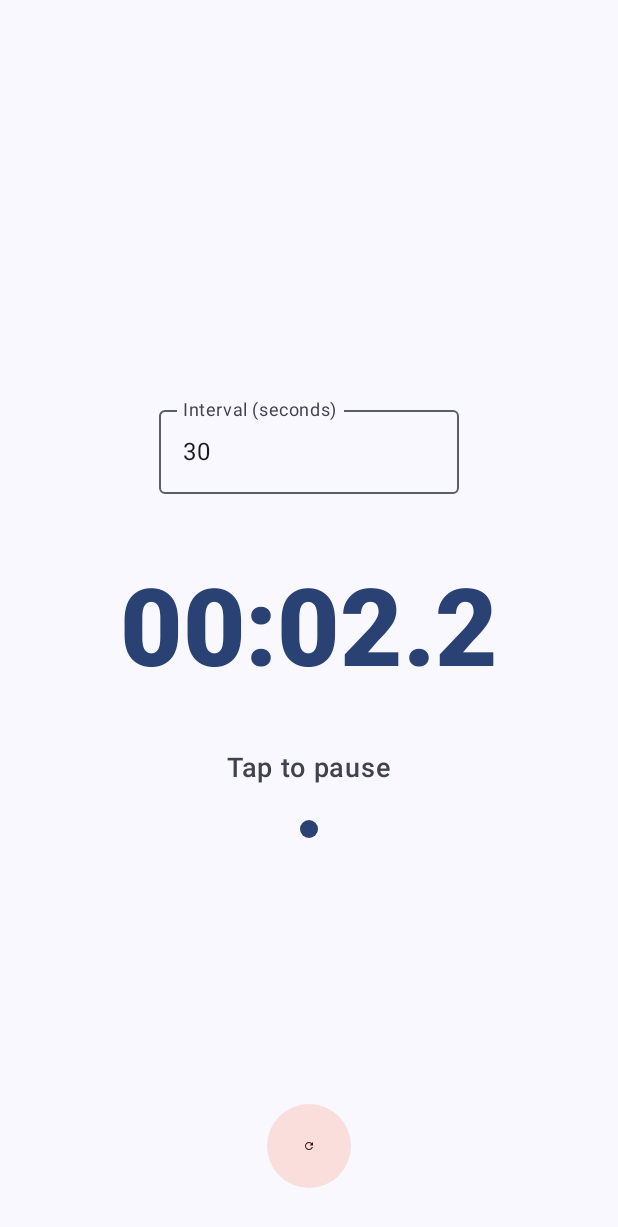
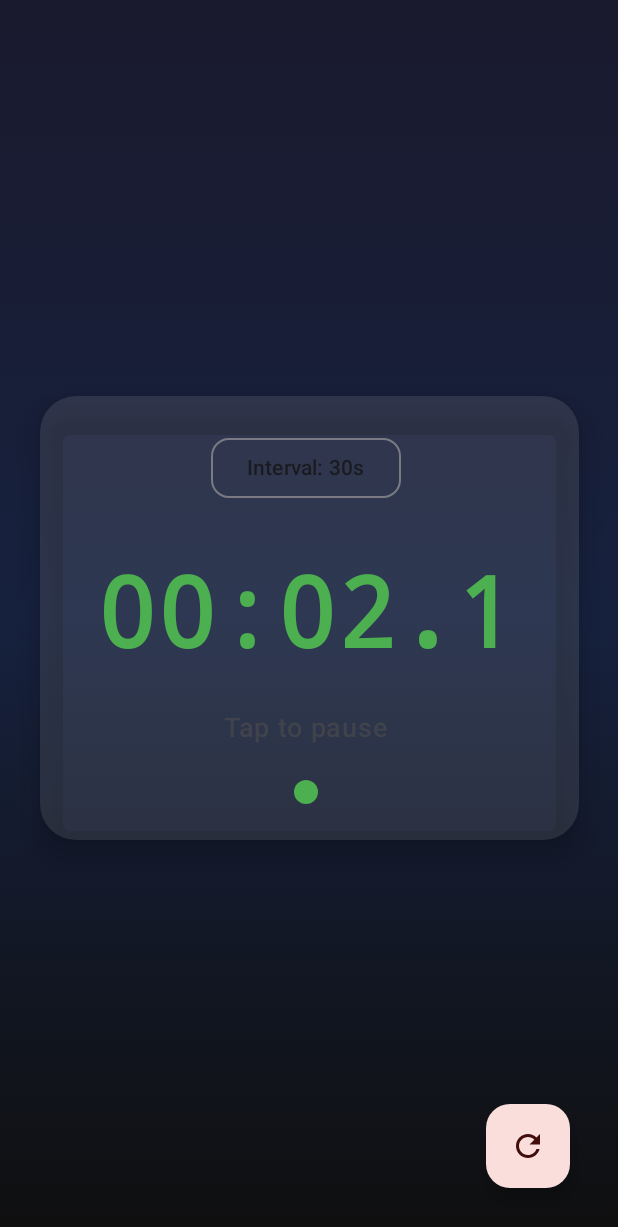
Before and after one commit to whiskybar/SimpleStopWatch, an Android app built with Jetpack Compose: the screen it shows after launch (MainActivity), after a tap on an icon or button, on a phone screen of 412 x 824 dp. Shown: the top 1227 px of the screen. Run offline under Robolectric (Android 15) with nearby library versions, the phone set to English and light mode, and no system bars.

Commit message:
better look

```diff
--- a/app/src/main/AndroidManifest.xml
+++ b/app/src/main/AndroidManifest.xml
@@ -1,6 +1,9 @@
 <?xml version="1.0" encoding="utf-8"?>
 <manifest xmlns:android="http://schemas.android.com/apk/res/android"
     xmlns:tools="http://schemas.android.com/tools">
+
+    <!-- Permission for haptic feedback -->
+    <uses-permission android:name="android.permission.VIBRATE" />
 
     <application
         android:allowBackup="true"
--- a/app/src/main/java/com/example/simplestopwatch/MainActivity.kt
+++ b/app/src/main/java/com/example/simplestopwatch/MainActivity.kt
@@ -1,16 +1,20 @@
 package com.example.simplestopwatch
 
 import android.os.Bundle
+import android.os.VibrationEffect
+import android.os.Vibrator
+import android.os.VibratorManager
 import androidx.activity.ComponentActivity
 import androidx.activity.compose.setContent
 import androidx.activity.enableEdgeToEdge
 import androidx.compose.animation.animateColorAsState
+import androidx.compose.animation.core.animateFloatAsState
 import androidx.compose.animation.core.tween
 import androidx.compose.foundation.background
 import androidx.compose.foundation.clickable
 import androidx.compose.foundation.layout.*
 import androidx.compose.foundation.shape.CircleShape
-import androidx.compose.foundation.text.KeyboardOptions
+import androidx.compose.foundation.shape.RoundedCornerShape
 import androidx.compose.material.icons.Icons
 import androidx.compose.material.icons.filled.Refresh
 import androidx.compose.material3.*
@@ -18,10 +22,15 @@ import androidx.compose.runtime.*
 import androidx.compose.runtime.saveable.rememberSaveable
 import androidx.compose.ui.Alignment
 import androidx.compose.ui.Modifier
+import androidx.compose.ui.draw.scale
+import androidx.compose.ui.graphics.Brush
 import androidx.compose.ui.graphics.Color
+import androidx.compose.ui.platform.LocalConfiguration
+import androidx.compose.ui.platform.LocalContext
+import androidx.compose.ui.text.font.FontFamily
 import androidx.compose.ui.text.font.FontWeight
-import androidx.compose.ui.text.input.KeyboardType
 import androidx.compose.ui.text.style.TextAlign
+import androidx.compose.ui.text.style.TextOverflow
 import androidx.compose.ui.tooling.preview.Preview
 import androidx.compose.ui.unit.dp
 import androidx.compose.ui.unit.sp
@@ -56,9 +65,12 @@ fun StopwatchScreen() {
 
     // Interval alert feature state
     var intervalSeconds by rememberSaveable { mutableStateOf(30) } // Default 30 seconds
-    var intervalText by rememberSaveable { mutableStateOf("30") } // Text field input
     var isFlashing by rememberSaveable { mutableStateOf(false) } // Flash animation state
     var lastFlashTime by rememberSaveable { mutableStateOf(0L) } // Prevent multiple flashes
+
+    // UI enhancement state
+    var showIntervalDropdown by rememberSaveable { mutableStateOf(false) }
+    var fabScale by rememberSaveable { mutableStateOf(1f) }
 
     // Refined click logic functions with configuration change handling
     fun startTimer() {
@@ -97,13 +109,26 @@ fun StopwatchScreen() {
         lastFlashTime = 0L // Reset flash tracking
     }
 
-    // Handle interval text input
-    fun onIntervalTextChange(newText: String) {
-        intervalText = newText
-        // Update intervalSeconds if the text is a valid number
-        val newInterval = newText.toIntOrNull()
-        if (newInterval != null && newInterval > 0 && newInterval <= 3600) { // Max 1 hour
-            intervalSeconds = newInterval
+    // Handle interval selection
+    fun selectInterval(seconds: Int) {
+        intervalSeconds = seconds
+        showIntervalDropdown = false
+    }
+
+    // Get context for haptic feedback
+    val context = LocalContext.current
+
+    // Get screen configuration for responsive design
+    val configuration = LocalConfiguration.current
+    val screenWidth = configuration.screenWidthDp.dp
+
+    // Haptic feedback function
+    fun triggerHaptic() {
+        try {
+            val vibrator = context.getSystemService(VibratorManager::class.java)?.defaultVibrator
+            vibrator?.vibrate(VibrationEffect.createOneShot(50, VibrationEffect.DEFAULT_AMPLITUDE))
+        } catch (e: Exception) {
+            // Silently handle any haptic feedback errors
         }
     }
 
@@ -145,8 +170,18 @@ fun StopwatchScreen() {
     // Separate LaunchedEffect to handle flash duration without blocking timer
     LaunchedEffect(isFlashing) {
         if (isFlashing) {
+            // Trigger haptic feedback when flash starts
+            triggerHaptic()
             delay(500L) // 500ms flash duration
             isFlashing = false
+        }
+    }
+
+    // Handle FAB scale animation
+    LaunchedEffect(fabScale) {
+        if (fabScale < 1f) {
+            delay(150L)
+            fabScale = 1f
         }
     }
 
@@ -193,59 +228,136 @@ fun StopwatchScreen() {
         }
     }
 
-    // Flash animation - animate background color when interval is reached
-    val animatedBackgroundColor by animateColorAsState(
-        targetValue = if (isFlashing) Color.Yellow else MaterialTheme.colorScheme.surface,
-        animationSpec = tween(durationMillis = 250),
-        label = "flash_animation"
+    // Dynamic font size based on screen width and time format
+    val baseFontSize = remember(screenWidth) {
+        when {
+            screenWidth < 360.dp -> 48.sp // Small screens
+            screenWidth < 400.dp -> 56.sp // Medium-small screens
+            screenWidth < 480.dp -> 64.sp // Medium screens
+            else -> 72.sp // Large screens
+        }
+    }
+
+    val timeFontSize = remember(baseFontSize, formattedTime) {
+        // Reduce font size if time format includes hours (longer text)
+        if (formattedTime.contains(":")) {
+            val colonCount = formattedTime.count { it == ':' }
+            if (colonCount >= 2) { // HH:MM:SS.X format
+                val reducedSize = baseFontSize * 0.85f
+                if (reducedSize < 40.sp) 40.sp else reducedSize
+            } else {
+                baseFontSize
+            }
+        } else {
+            baseFontSize
+        }
+    }
+
+    // Enhanced animations
+    val timeTextColor by animateColorAsState(
+        targetValue = when {
+            isRunning -> Color(0xFF4CAF50) // Green when running
+            pauseStartTime > 0 -> Color(0xFFFF9800) // Orange when paused
+            else -> Color(0xFFFFFFFF) // White when stopped
+        },
+        animationSpec = tween(durationMillis = 300),
+        label = "time_text_color"
     )
 
-    // Styled UI with dark theme support and flash animation
-    Scaffold(
-        modifier = Modifier.fillMaxSize(),
-        containerColor = animatedBackgroundColor // Apply flash animation to background
-    ) { innerPadding ->
+    val timeTextScale by animateFloatAsState(
+        targetValue = if (isRunning) 1.02f else 1f,
+        animationSpec = tween(durationMillis = 1000),
+        label = "time_text_scale"
+    )
+
+    val fabScaleAnimation by animateFloatAsState(
+        targetValue = fabScale,
+        animationSpec = tween(durationMillis = 150),
+        label = "fab_scale"
+    )
+
+    val timeTextBackgroundColor by animateColorAsState(
+        targetValue = if (isFlashing) Color.Yellow.copy(alpha = 0.3f) else Color.Transparent,
+        animationSpec = tween(durationMillis = 250),
+        label = "time_text_background"
+    )
+
+    // Gradient background
+    val gradientBackground = Brush.verticalGradient(
+        colors = listOf(
+            Color(0xFF1A1A2E),
+            Color(0xFF16213E),
+            Color(0xFF0F0F0F)
+        )
+    )
+
+    // Enhanced UI with modern design
     Box(
         modifier = Modifier
             .fillMaxSize()
-                .padding(innerPadding)
+            .background(gradientBackground)
     ) {
-            // Main content - centered time display and status
+        // Main content card - wider to accommodate time display
+        Card(
+            modifier = Modifier
+                .align(Alignment.Center)
+                .fillMaxWidth(0.95f) // Use 95% of screen width
+                .padding(16.dp),
+            shape = RoundedCornerShape(24.dp),
+            colors = CardDefaults.cardColors(
+                containerColor = MaterialTheme.colorScheme.surface.copy(alpha = 0.1f)
+            ),
+            elevation = CardDefaults.cardElevation(defaultElevation = 12.dp)
+        ) {
             Column(
-                modifier = Modifier.align(Alignment.Center),
+                modifier = Modifier.padding(24.dp),
                 horizontalAlignment = Alignment.CenterHorizontally,
                 verticalArrangement = Arrangement.Center
             ) {
-                // Interval input field
-                OutlinedTextField(
-                    value = intervalText,
-                    onValueChange = { onIntervalTextChange(it) },
-                    label = { Text("Interval (seconds)") },
-                    modifier = Modifier
-                        .width(200.dp)
-                        .padding(bottom = 24.dp),
-                    keyboardOptions = KeyboardOptions(keyboardType = KeyboardType.Number),
-                    colors = OutlinedTextFieldDefaults.colors(
-                        focusedTextColor = MaterialTheme.colorScheme.onSurface,
-                        unfocusedTextColor = MaterialTheme.colorScheme.onSurface,
-                        focusedBorderColor = MaterialTheme.colorScheme.primary,
-                        unfocusedBorderColor = MaterialTheme.colorScheme.outline,
-                        focusedLabelColor = MaterialTheme.colorScheme.primary,
-                        unfocusedLabelColor = MaterialTheme.colorScheme.onSurfaceVariant
+                // Interval dropdown
+                Box {
+                    OutlinedButton(
+                        onClick = { showIntervalDropdown = true },
+                        modifier = Modifier.padding(bottom = 24.dp),
+                        colors = ButtonDefaults.outlinedButtonColors(
+                            contentColor = MaterialTheme.colorScheme.onSurface
+                        ),
+                        shape = RoundedCornerShape(12.dp)
+                    ) {
+                        Text("Interval: ${intervalSeconds}s")
+                    }
+
+                    DropdownMenu(
+                        expanded = showIntervalDropdown,
+                        onDismissRequest = { showIntervalDropdown = false }
+                    ) {
+                        listOf(10, 30, 60, 120).forEach { seconds ->
+                            DropdownMenuItem(
+                                text = { Text("${seconds}s") },
+                                onClick = { selectInterval(seconds) }
                             )
-                )
+                        }
+                    }
+                }
 
-                // Large, bold, centered time display
+                // Enhanced time display with monospaced font and animations
                 Text(
                     text = formattedTime,
-                    fontSize = 72.sp,
+                    fontSize = timeFontSize,
                     fontWeight = FontWeight.ExtraBold,
                     textAlign = TextAlign.Center,
-                    color = MaterialTheme.colorScheme.primary,
-                    style = MaterialTheme.typography.displayLarge,
+                    color = timeTextColor,
+                    fontFamily = FontFamily.Monospace,
+                    maxLines = 1, // Prevent text wrapping
                     modifier = Modifier
                         .clickable { onTimeClick() }
-                        .padding(24.dp)
+                        .scale(timeTextScale)
+                        .wrapContentWidth() // Allow text to size itself
+                        .background(
+                            timeTextBackgroundColor,
+                            RoundedCornerShape(16.dp)
+                        )
+                        .padding(horizontal = 16.dp, vertical = 12.dp) // Reduced padding
                 )
 
                 // Status text with improved styling
@@ -258,40 +370,41 @@ fun StopwatchScreen() {
                     modifier = Modifier.padding(top = 16.dp)
                 )
 
-                // Visual indicator for current state
+                // Enhanced visual indicator
                 Box(
                     modifier = Modifier
                         .padding(top = 24.dp)
-                        .size(12.dp)
+                        .size(16.dp)
                         .background(
                             color = when {
-                                isRunning -> MaterialTheme.colorScheme.primary
-                                pauseStartTime > 0 -> MaterialTheme.colorScheme.secondary
+                                isRunning -> Color(0xFF4CAF50)
+                                pauseStartTime > 0 -> Color(0xFFFF9800)
                                 else -> MaterialTheme.colorScheme.outline
                             },
                             shape = CircleShape
                         )
                 )
             }
+        }
 
-            // Reset button positioned at bottom with navigation bar clearance
-            FilledTonalButton(
-                onClick = { resetTimer() },
+        // FloatingActionButton for reset
+        FloatingActionButton(
+            onClick = {
+                fabScale = 0.8f
+                resetTimer()
+            },
             modifier = Modifier
-                    .align(Alignment.BottomCenter)
-                    .padding(bottom = 32.dp) // 32dp padding to clear navigation bar
-                    .size(56.dp),
-                colors = ButtonDefaults.filledTonalButtonColors(
+                .align(Alignment.BottomEnd)
+                .padding(32.dp)
+                .scale(fabScaleAnimation),
             containerColor = MaterialTheme.colorScheme.errorContainer,
             contentColor = MaterialTheme.colorScheme.onErrorContainer
-                )
         ) {
             Icon(
                 imageVector = Icons.Default.Refresh,
                 contentDescription = "Reset Stopwatch",
                 modifier = Modifier.size(24.dp)
             )
-            }
         }
     }
 }
```
Also changed, not shown: 2 other files. Lines whose indentation alone changed are shown as unchanged.
